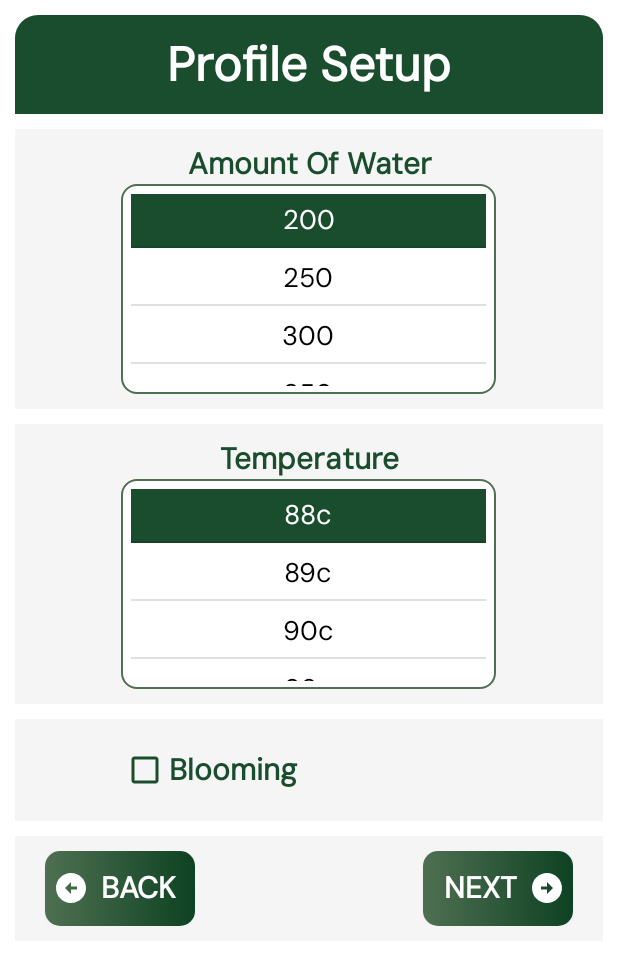
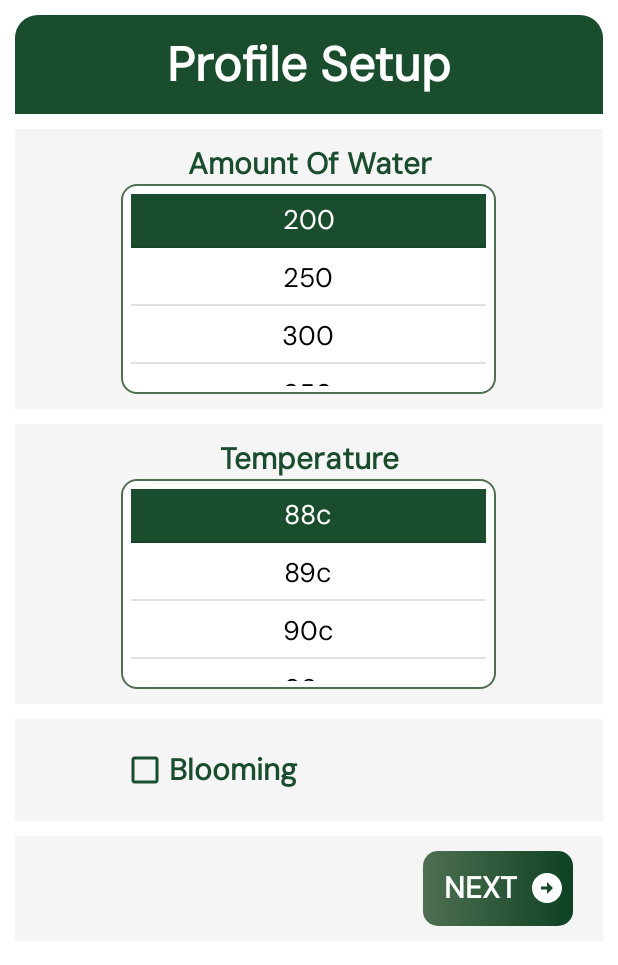
Before and after one commit to imrezwan/wiseapp, an Android app: the fragment ProfileSetupFragment shown on its own in the app's theme, on a phone screen of 412 x 824 dp. Shown: the top 965 px of the screen. Run offline under Robolectric (Android 15) with nearby library versions, the phone set to English and light mode, and no system bars.

Commit message:
remove back button in profile setup base

```diff
--- a/app/src/main/res/layout/fragment_profile_setup.xml
+++ b/app/src/main/res/layout/fragment_profile_setup.xml
@@ -13,7 +13,6 @@
         android:layout_height="wrap_content"
         app:title="Profile Setup"
         />
-
 
     <androidx.core.widget.NestedScrollView
         android:id="@+id/nested_scrollview"
@@ -111,32 +110,6 @@
                 <androidx.cardview.widget.CardView
                     android:layout_width="wrap_content"
                     android:layout_height="wrap_content"
-                    android:layout_alignParentLeft="true"
-                    android:layout_marginLeft="10dp"
-                    android:clickable="true"
-                    app:cardCornerRadius="10dp">
-                    <TextView
-                        android:id="@+id/tv_back"
-                        android:layout_weight="1"
-                        android:layout_width="100dp"
-                        android:layout_height="50dp"
-                        android:text="Back"
-                        android:drawableLeft="@drawable/arrow_circle_left"
-                        android:background="@drawable/button_bg"
-                        app:layout_constraintCircleRadius="10dp"
-                        android:gravity="center"
-                        android:padding="5dp"
-                        android:textAllCaps="true"
-                        app:layout_constraintLeft_toLeftOf="parent"
-                        app:layout_constraintRight_toLeftOf="@id/tv_next"
-                        app:layout_constraintTop_toTopOf="parent"
-                        android:textColor="@color/colorWhite"
-                        android:textStyle="bold"
-                        android:textSize="20sp"/>
-                </androidx.cardview.widget.CardView>
-                <androidx.cardview.widget.CardView
-                    android:layout_width="wrap_content"
-                    android:layout_height="wrap_content"
                     android:layout_alignParentRight="true"
                     android:layout_marginRight="10dp"
                     android:clickable="true"
```
